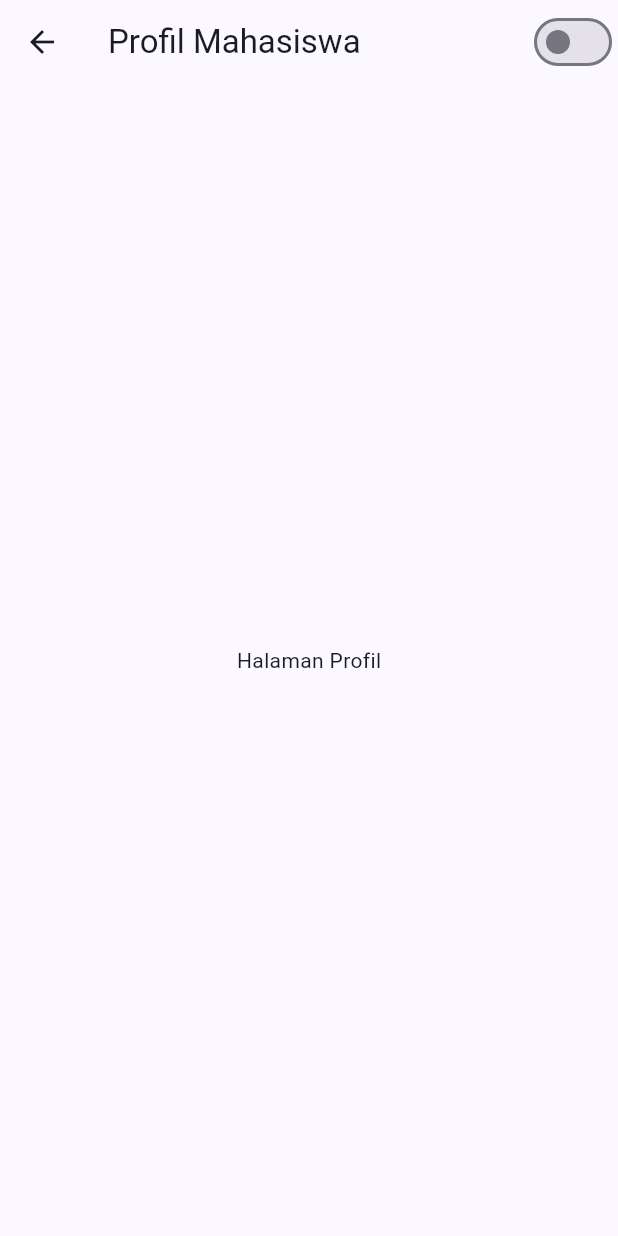
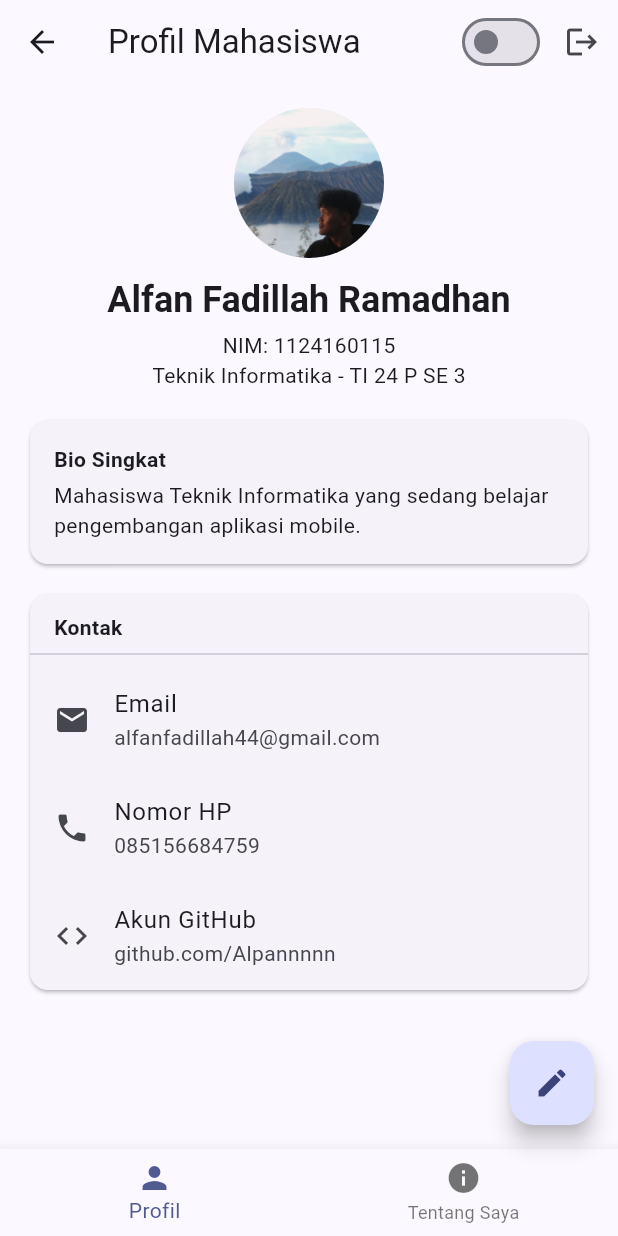
Before and after one commit to Alpannnnn/uts-pml-1124160115, a Flutter app: the ProfilePage screen opened by its route, on a phone screen of 412 x 824 dp. Run offline on Flutter 3.47's test engine with Material 3 defaults, Android fonts, the phone set to English and light mode, and no system bars.

Commit message:
Buat halaman profil dengan card kontak, FAB, dan bottomNavigationBar

```diff
--- a/soal2-profil-app/lib/screens/profile_page.dart
+++ b/soal2-profil-app/lib/screens/profile_page.dart
@@ -1,4 +1,7 @@
 import 'package:flutter/material.dart';
+import '../models/profile.dart';
+import '../widgets/info_tile.dart';
+import 'edit_profile_page.dart';
 
 class ProfilePage extends StatefulWidget {
   final bool isDark;
@@ -15,6 +18,32 @@ class ProfilePage extends StatefulWidget {
 }
 
 class _ProfilePageState extends State<ProfilePage> {
+  Profile profil = Profile(
+    nama: 'Alfan Fadillah Ramadhan',
+    nim: '1124160115',
+    prodi: 'Teknik Informatika',
+    kelas: 'TI 24 P SE 3',
+    bio: 'Mahasiswa Teknik Informatika yang sedang belajar pengembangan aplikasi mobile.',
+    email: 'alfanfadillah44@gmail.com',
+    hp: '085156684759',
+    github: 'github.com/Alpannnnn',
+  );
+
+  void bukaEditProfil() async {
+    final dataBaru = await Navigator.push<Profile>(
+      context,
+      MaterialPageRoute(
+        builder: (context) => EditProfilePage(profile: profil),
+      ),
+    );
+
+    if (dataBaru != null) {
+      setState(() {
+        profil = dataBaru;
+      });
+    }
+  }
+
   @override
   Widget build(BuildContext context) {
     return Scaffold(
@@ -25,10 +54,113 @@ class _ProfilePageState extends State<ProfilePage> {
             value: widget.isDark,
             onChanged: widget.onThemeChanged,
           ),
+          IconButton(
+            icon: const Icon(Icons.logout),
+            onPressed: () {
+              Navigator.pushReplacementNamed(context, '/');
+            },
+          ),
         ],
       ),
-      body: const Center(
-        child: Text('Halaman Profil'),
+      body: SafeArea(
+        child: SingleChildScrollView(
+          padding: const EdgeInsets.all(16.0),
+          child: Column(
+            children: [
+              const CircleAvatar(
+                radius: 50,
+                backgroundImage: AssetImage('assets/images/profil.jpeg'),
+              ),
+              const SizedBox(height: 12),
+              Text(
+                profil.nama,
+                style: Theme.of(context).textTheme.headlineSmall?.copyWith(
+                      fontWeight: FontWeight.bold,
+                    ),
+                textAlign: TextAlign.center,
+              ),
+              const SizedBox(height: 4),
+              Text(
+                'NIM: ${profil.nim}',
+                style: Theme.of(context).textTheme.bodyMedium,
+              ),
+              Text(
+                '${profil.prodi} - ${profil.kelas}',
+                style: Theme.of(context).textTheme.bodyMedium,
+              ),
+              const SizedBox(height: 16),
+              Card(
+                child: Padding(
+                  padding: const EdgeInsets.all(16.0),
+                  child: Column(
+                    crossAxisAlignment: CrossAxisAlignment.start,
+                    children: [
+                      const Text(
+                        'Bio Singkat',
+                        style: TextStyle(fontWeight: FontWeight.bold),
+                      ),
+                      const SizedBox(height: 4),
+                      Text(profil.bio),
+                    ],
+                  ),
+                ),
+              ),
+              const SizedBox(height: 12),
+              Card(
+                child: Column(
+                  crossAxisAlignment: CrossAxisAlignment.start,
+                  children: [
+                    const Padding(
+                      padding: EdgeInsets.only(left: 16, top: 12),
+                      child: Text(
+                        'Kontak',
+                        style: TextStyle(fontWeight: FontWeight.bold),
+                      ),
+                    ),
+                    const Divider(),
+                    InfoTile(
+                      icon: Icons.email,
+                      label: 'Email',
+                      value: profil.email,
+                    ),
+                    InfoTile(
+                      icon: Icons.phone,
+                      label: 'Nomor HP',
+                      value: profil.hp,
+                    ),
+                    InfoTile(
+                      icon: Icons.code,
+                      label: 'Akun GitHub',
+                      value: profil.github,
+                    ),
+                  ],
+                ),
+              ),
+            ],
+          ),
+        ),
+      ),
+      floatingActionButton: FloatingActionButton(
+        onPressed: bukaEditProfil,
+        child: const Icon(Icons.edit),
+      ),
+      bottomNavigationBar: BottomNavigationBar(
+        currentIndex: 0,
+        onTap: (index) {
+          if (index == 1) {
+            Navigator.pushNamed(context, '/about');
+          }
+        },
+        items: const [
+          BottomNavigationBarItem(
+            icon: Icon(Icons.person),
+            label: 'Profil',
+          ),
+          BottomNavigationBarItem(
+            icon: Icon(Icons.info),
+            label: 'Tentang Saya',
+          ),
+        ],
       ),
     );
   }
```
